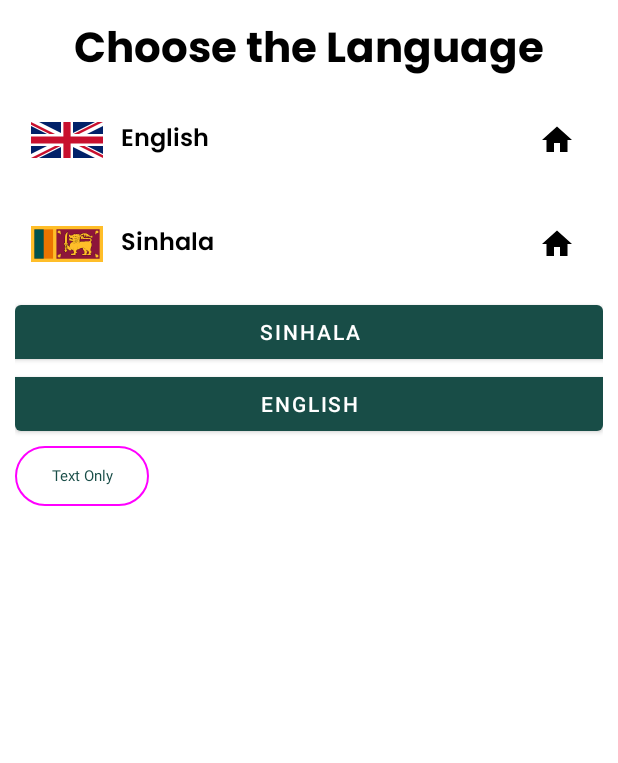
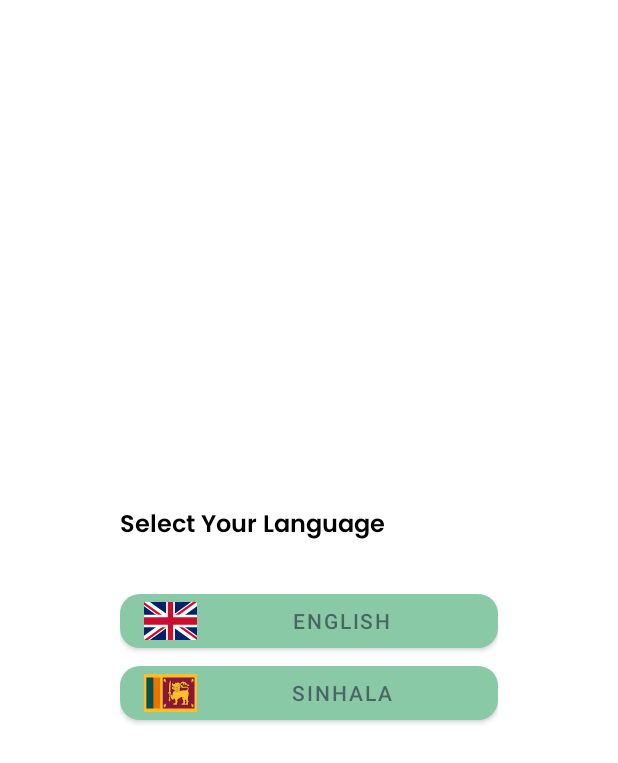
Before and after one commit to Gamitha/polygorw-android, an Android app: the screen it shows after launch (MainActivity), on a phone screen of 412 x 824 dp. Shown: the top 763 px of the screen. Run offline under Robolectric (Android 15) with nearby library versions, the phone set to English and light mode, and no system bars; our stand-ins replace navigation-ui.

Commit message:
added locale flags

```diff
--- a/app/src/main/java/com/orenda/bottom_tab_navigation/ui/widgets/PLButton.java
+++ b/app/src/main/java/com/orenda/bottom_tab_navigation/ui/widgets/PLButton.java
@@ -11,7 +11,7 @@ import com.google.android.material.button.MaterialButton;
 import com.orenda.bottom_tab_navigation.R;
 
 public class PLButton extends MaterialButton {
-    public enum PLButtonVariant { PRIMARY, SECONDARY, OUTLINED, TEXT_ONLY }
+    public enum PLButtonVariant { PRIMARY, SECONDARY, OUTLINED, TEXT_ONLY, ROUNDED }
 
     public PLButton(Context context) {
         super(context);
@@ -62,6 +62,11 @@ public class PLButton extends MaterialButton {
                 setOutlineProvider(null);
                 setTextColor(ContextCompat.getColor(getContext(), R.color.green_900));
                 break;
+            case ROUNDED:
+                setBackgroundColor(ContextCompat.getColor(getContext(), R.color.green_300));
+                setTextColor(R.color.green_900);
+                setCornerRadius(20);
+                break;
         }
     }
 }
--- a/app/src/main/java/com/orenda/bottom_tab_navigation/ui/widgets/PLListItem.java
+++ /dev/null
@@ -1,104 +0,0 @@
-package com.orenda.bottom_tab_navigation.ui.widgets;
-
-import android.content.Context;
-import android.content.res.TypedArray;
-import android.util.AttributeSet;
-import android.view.LayoutInflater;
-import android.widget.ImageButton;
-import android.widget.ImageView;
-import android.widget.LinearLayout;
-import android.widget.TextView;
-
-import com.orenda.bottom_tab_navigation.R;
-
-public class PLListItem extends LinearLayout {
-    public enum ListItemVariant { NORMAL, OUTLINED, TEXT_ONLY, CONTAINED }
-
-    private ImageView itemImage;
-    private TextView itemTitle;
-    private TextView itemSecondaryText;
-    private ImageButton itemAction;
-    private LinearLayout rootLayout;
-
-    public PLListItem(Context context) {
-        super(context);
-        init(null);
-    }
-
-    public PLListItem(Context context, AttributeSet attrs) {
-        super(context, attrs);
-        init(attrs);
-    }
-
-    public PLListItem(Context context, AttributeSet attrs, int defStyleAttr) {
-        super(context, attrs, defStyleAttr);
-        init(attrs);
-    }
-
-    private void init(AttributeSet attrs) {
-        LayoutInflater.from(getContext()).inflate(R.layout.pl_list_item, this, true);
-
-        rootLayout = findViewById(R.id.rootLayout);
-        itemImage = findViewById(R.id.itemImage);
-        itemTitle = findViewById(R.id.itemTitle);
-        itemSecondaryText = findViewById(R.id.itemSecondaryText);
-        itemAction = findViewById(R.id.itemAction);
-
-        if (attrs != null) {
-            TypedArray a = getContext().obtainStyledAttributes(attrs, R.styleable.PLListItem);
-            int variantValue = a.getInt(R.styleable.PLListItem_list_item_variant, 0); // Default to DEFAULT variant
-
-
-            applyVariant(ListItemVariant.values()[variantValue]);
-
-            // Read custom attributes
-            String titleText = a.getString(R.styleable.PLListItem_titleText);
-            if (titleText != null) itemTitle.setText(titleText);
-
-            String secondaryText = a.getString(R.styleable.PLListItem_secondaryText);
-            if (secondaryText != null) itemSecondaryText.setText(secondaryText);
-            else itemSecondaryText.setVisibility(GONE);
-
-            int imageResId = a.getResourceId(R.styleable.PLListItem_imageSrc, 0);
-            if (imageResId != 0) itemImage.setImageResource(imageResId);
-
-            boolean showAction = a.getBoolean(R.styleable.PLListItem_showAction, true);
-            itemAction.setVisibility(showAction ? VISIBLE : GONE);
-
-            a.recycle();
-
-        }
-    }
-
-    public void applyVariant(ListItemVariant variant) {
-        switch (variant) {
-            case NORMAL:
-                rootLayout.setPadding(16, 16, 16, 16);
-                itemSecondaryText.setVisibility(VISIBLE);
-                break;
-            case OUTLINED:
-                rootLayout.setPadding(8, 8, 8, 8);
-                break;
-            case CONTAINED:
-                rootLayout.setPadding(24, 24, 24, 24);
-                break;
-        }
-        itemImage.requestLayout(); // Apply size changes
-    }
-
-    public void setTitle(String title) {
-        itemTitle.setText(title);
-    }
-
-    public void setSecondaryText(String text) {
-        itemSecondaryText.setText(text);
-    }
-
-    public void setImageResource(int resId) {
-        itemImage.setImageResource(resId);
-    }
-
-    public void setOnActionClickListener(OnClickListener listener) {
-        itemAction.setOnClickListener(listener);
-    }
-}
--- a/app/src/main/res/drawable/flag_of_sri_lanka.xml
+++ b/app/src/main/res/drawable/flag_of_sri_lanka.xml
@@ -1,6 +1,6 @@
 <vector xmlns:android="http://schemas.android.com/apk/res/android"
-    android:width="1200dp"
-    android:height="600dp"
+    android:width="35dp"
+    android:height="25dp"
     android:viewportWidth="1200"
     android:viewportHeight="600">
   <path
--- a/app/src/main/res/drawable/flag_of_the_united_kingdom.xml
+++ b/app/src/main/res/drawable/flag_of_the_united_kingdom.xml
@@ -1,6 +1,6 @@
 <vector xmlns:android="http://schemas.android.com/apk/res/android"
-    android:width="1200dp"
-    android:height="600dp"
+    android:width="35dp"
+    android:height="25dp"
     android:viewportWidth="60"
     android:viewportHeight="30">
   <group>
--- a/app/src/main/res/layout/fragment_lang_select.xml
+++ b/app/src/main/res/layout/fragment_lang_select.xml
@@ -1,58 +1,55 @@
 <?xml version="1.0" encoding="utf-8"?>
-<LinearLayout xmlns:android="http://schemas.android.com/apk/res/android"
+<RelativeLayout xmlns:android="http://schemas.android.com/apk/res/android"
+    xmlns:app="http://schemas.android.com/apk/res-auto"
     xmlns:tools="http://schemas.android.com/tools"
     android:layout_width="match_parent"
     android:layout_height="match_parent"
     android:background="#FFFFFF"
-    xmlns:app="http://schemas.android.com/apk/res-auto"
     android:orientation="vertical"
-    tools:context=".ui.onboarding.LangSelectFragment"
-    android:padding="10dp">
+    android:padding="80dp"
+    tools:context=".ui.onboarding.LangSelectFragment">
 
-    <com.orenda.bottom_tab_navigation.ui.widgets.PLText
-        android:id="@+id/textView"
+    <LinearLayout
         android:layout_width="match_parent"
-        android:layout_height="wrap_content"
-        android:text="@string/select_lang_title"
-        android:textAlignment="center"
-        app:txt_variant="h2"/>
+        android:layout_height="match_parent"
+        android:layout_centerInParent="true"
+        android:orientation="vertical">
 
-    <com.orenda.bottom_tab_navigation.ui.widgets.PLListItem
-        android:id="@+id/english"
-        android:layout_width="match_parent"
-        android:layout_height="wrap_content"
-        app:list_item_variant="normal"
-        app:imageSrc="@drawable/flag_of_the_united_kingdom"
-        app:titleText="English"/>
+        <Space
+            android:layout_width="wrap_content"
+            android:layout_height="0dp"
+            android:layout_weight="1"/>
 
-
-    <com.orenda.bottom_tab_navigation.ui.widgets.PLListItem
-        android:id="@+id/sihala"
-        android:layout_width="match_parent"
-        android:layout_height="wrap_content"
-        app:list_item_variant="normal"
-        app:imageSrc="@drawable/flag_of_sri_lanka"
-        app:titleText="Sinhala"/>
-
-    <com.google.android.material.button.MaterialButtonToggleGroup
-        android:layout_width="match_parent"
-        android:layout_height="wrap_content"
-        android:orientation="vertical"
-        app:selectionRequired="true"
-        app:singleSelection="true">
-        <com.google.android.material.button.MaterialButton
+        <com.orenda.bottom_tab_navigation.ui.widgets.PLText
             android:layout_width="match_parent"
             android:layout_height="wrap_content"
-            android:text="Sinhala"/>
-        <com.google.android.material.button.MaterialButton
+            android:text="Select Your Language"
+            app:txt_variant="subtitle1"/>
+
+        <Space
+            android:layout_width="wrap_content"
+            android:layout_height="0dp"
+            android:layout_weight=".1"/>
+
+        <com.orenda.bottom_tab_navigation.ui.widgets.PLButton
+            android:id="@+id/button2"
             android:layout_width="match_parent"
             android:layout_height="wrap_content"
-            android:text="English"/>
-    </com.google.android.material.button.MaterialButtonToggleGroup>
+            android:drawableLeft="@drawable/flag_of_the_united_kingdom"
+            android:text="English"
+            app:btn_variant="rounded"/>
 
-    <com.google.android.material.button.MaterialButton
-        android:layout_width="wrap_content"
-        android:layout_height="wrap_content"
-        android:text="Text Only"
-        style="@style/Widget.Material3.Button.OutlinedButton"/>
-</LinearLayout>
+        <com.orenda.bottom_tab_navigation.ui.widgets.PLButton
+            android:id="@+id/button"
+            android:layout_width="match_parent"
+            android:layout_height="wrap_content"
+            android:drawableLeft="@drawable/flag_of_sri_lanka"
+            android:text="Sinhala"
+            app:btn_variant="rounded"/>
+
+        <Space
+            android:layout_width="wrap_content"
+            android:layout_height="0dp"
+            android:layout_weight="1"/>
+    </LinearLayout>
+</RelativeLayout>
--- a/app/src/main/res/layout/pl_list_item.xml
+++ /dev/null
@@ -1,49 +0,0 @@
-<?xml version="1.0" encoding="utf-8"?>
-<merge xmlns:android="http://schemas.android.com/apk/res/android"
-    xmlns:app="http://schemas.android.com/apk/res-auto">
-
-    <LinearLayout
-        android:id="@+id/rootLayout"
-        android:layout_width="match_parent"
-        android:layout_height="wrap_content"
-        android:padding="16dp"
-        android:orientation="horizontal"
-        android:gravity="center_vertical">
-
-        <ImageView
-            android:id="@+id/itemImage"
-            android:layout_width="48dp"
-            android:layout_height="48dp"
-            android:src="@drawable/ic_home_black_24dp"
-            android:contentDescription="Item Image"/>
-
-        <LinearLayout
-            android:layout_width="0dp"
-            android:layout_height="wrap_content"
-            android:layout_weight="1"
-            android:orientation="vertical"
-            android:paddingStart="12dp">
-
-            <com.orenda.bottom_tab_navigation.ui.widgets.PLText
-                android:id="@+id/itemTitle"
-                android:layout_width="wrap_content"
-                android:layout_height="wrap_content"
-                android:text="Title"
-                app:txt_variant="subtitle1"/>
-
-            <com.orenda.bottom_tab_navigation.ui.widgets.PLText
-                android:id="@+id/itemSecondaryText"
-                android:layout_width="wrap_content"
-                android:layout_height="wrap_content"
-                android:text="Secondary Text"
-                app:txt_variant="body2"/>
-        </LinearLayout>
-
-        <ImageButton
-            android:id="@+id/itemAction"
-            android:layout_width="40dp"
-            android:layout_height="40dp"
-            android:src="@drawable/ic_home_black_24dp"
-            android:background="?attr/selectableItemBackground"/>
-    </LinearLayout>
-</merge>
--- a/app/src/main/res/values/attrs.xml
+++ b/app/src/main/res/values/attrs.xml
@@ -6,6 +6,7 @@
             <enum name="secondary" value="1"/>
             <enum name="outlined" value="2"/>
             <enum name="text_only" value="3"/>
+            <enum name="rounded" value="4"/>
         </attr>
     </declare-styleable>
 
@@ -24,16 +25,4 @@
         </attr>
     </declare-styleable>
 
-    <declare-styleable name="PLListItem">
-        <attr name="list_item_variant" format="enum">
-            <enum name="normal" value="0"/>
-            <enum name="outlined" value="1"/>
-            <enum name="text_only" value="2"/>
-            <enum name="contained" value="3"/>
-        </attr>
-        <attr name="titleText" format="string"/>
-        <attr name="secondaryText" format="string"/>
-        <attr name="imageSrc" format="reference"/>
-        <attr name="showAction" format="boolean"/>
-    </declare-styleable>
 </resources>
```
